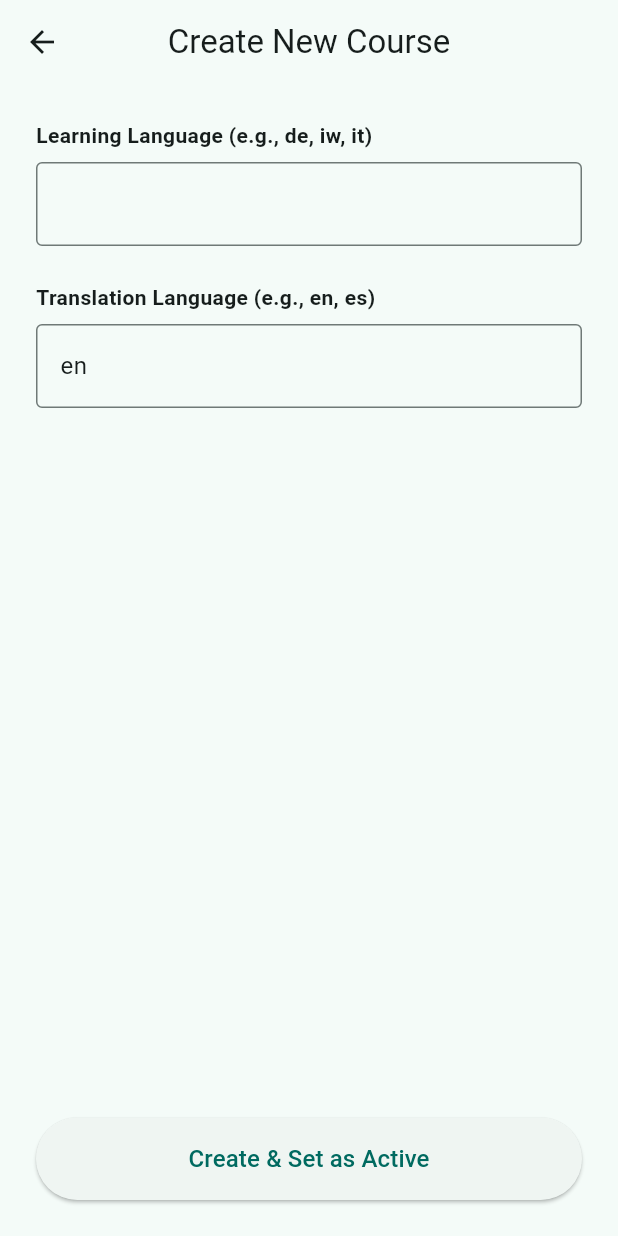
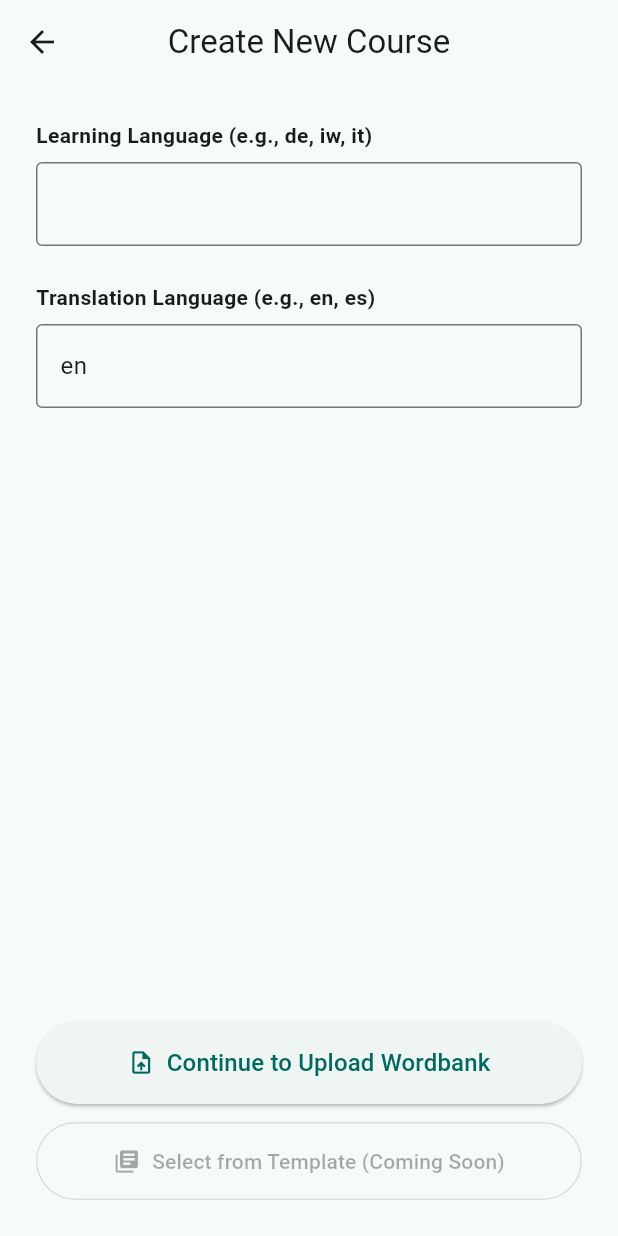
Before and after one commit to proscrite/ManHatTan, a Flutter app: the SettingsScreen screen opened directly, after a tap on "Create New Course Track", on a phone screen of 412 x 824 dp. Run offline on Flutter 3.47's test engine with Material 3 defaults, Android fonts, the phone set to English and light mode, and no system bars; our stand-ins replace file_picker, flutter_secure_storage; accounts and stored records are empty.

Commit message:
Fixed backdoor for empty courses and  wrong language insertion, refactor guardrail card out

```diff
--- a/mht/frontend/lib/screens/course_creation_screen.dart
+++ b/mht/frontend/lib/screens/course_creation_screen.dart
@@ -58,7 +58,12 @@ class _CourseCreationScreenState extends State<CourseCreationScreen> {
             const SizedBox(height: 8),
             TextField(
               controller: _learningLangController,
-              decoration: const InputDecoration(border: OutlineInputBorder()),
+              readOnly: widget.initialLearningLang != null, // Locks it if it was auto-detected!
+              decoration: InputDecoration(
+                border: const OutlineInputBorder(),
+                filled: widget.initialLearningLang != null,
+                fillColor: widget.initialLearningLang != null ? Colors.grey.shade200 : null,
+              ),
             ),
             const SizedBox(height: 24),
 
@@ -70,12 +75,30 @@ class _CourseCreationScreenState extends State<CourseCreationScreen> {
             ),
 
             const Spacer(),
-            ElevatedButton(
-              onPressed: _isLoading ? null : _submit,
-              style: ElevatedButton.styleFrom(padding: const EdgeInsets.symmetric(vertical: 16)),
-              child: _isLoading
-                ? const CircularProgressIndicator(color: Colors.white)
-                : const Text('Create & Set as Active', style: TextStyle(fontSize: 16)),
+            Column(
+              crossAxisAlignment: CrossAxisAlignment.stretch,
+              children: [
+                ElevatedButton.icon(
+                  onPressed: () {
+                    if (_learningLangController.text.isEmpty || _uiLangController.text.isEmpty) return;
+                    // Do NOT call the API here anymore. Just pass the data back to the Upload Screen!
+                    Navigator.pop(context, {
+                      'learningLang': _learningLangController.text,
+                      'uiLang': _uiLangController.text,
+                    });
+                  },
+                  icon: const Icon(Icons.upload_file),
+                  label: const Text('Continue to Upload Wordbank', style: TextStyle(fontSize: 16)),
+                  style: ElevatedButton.styleFrom(padding: const EdgeInsets.symmetric(vertical: 16)),
+                ),
+                const SizedBox(height: 12),
+                OutlinedButton.icon(
+                  onPressed: null, // Keeps the button disabled!
+                  icon: const Icon(Icons.library_books),
+                  label: const Text('Select from Template (Coming Soon)'),
+                  style: OutlinedButton.styleFrom(padding: const EdgeInsets.symmetric(vertical: 16)),
+                ),
+              ],
             )
           ],
         ),
--- a/mht/frontend/lib/screens/settings_screen.dart
+++ b/mht/frontend/lib/screens/settings_screen.dart
@@ -2,6 +2,7 @@ import 'package:flutter/material.dart';
 import '../services/ingestion_service.dart';
 import '../models/course.dart';
 import 'course_creation_screen.dart';
+import 'document_upload_screen.dart';
 
 class SettingsScreen extends StatefulWidget {
   const SettingsScreen({super.key});
@@ -43,10 +44,26 @@ class _SettingsScreenState extends State<SettingsScreen> {
 
           OutlinedButton.icon(
             onPressed: () async {
-              // Wait for the creation screen to pop back
-              final created = await Navigator.push(context, MaterialPageRoute(builder: (_) => const CourseCreationScreen()));
-              if (created == true) {
-                setState(() {}); // Refresh UI to show new active course
+              // 1. Wait for the creation screen to pop back with the Map data
+              final result = await Navigator.push(
+                context,
+                MaterialPageRoute(builder: (_) => const CourseCreationScreen())
+              );
+
+              // 2. If it returned data (meaning they didn't just hit the back arrow)
+              if (result != null && result is Map<String, String>) {
+                // 3. Immediately launch the Upload Screen and pass the data!
+                if (mounted) {
+                  Navigator.push(
+                    context,
+                    MaterialPageRoute(
+                      builder: (_) => DocumentUploadScreen(initialPendingCourse: result)
+                    )
+                  ).then((_) {
+                    // Refresh Settings when they return, just in case they successfully uploaded/created it
+                    setState(() {});
+                  });
+                }
               }
             },
             icon: const Icon(Icons.add),
```
Also changed, not shown: mht/frontend/lib/screens/document_upload_screen.dart (+162 -111 lines), mht/frontend/lib/widgets/smart_guardrail_card.dart (added, +62 -0 lines), 1 other file.
